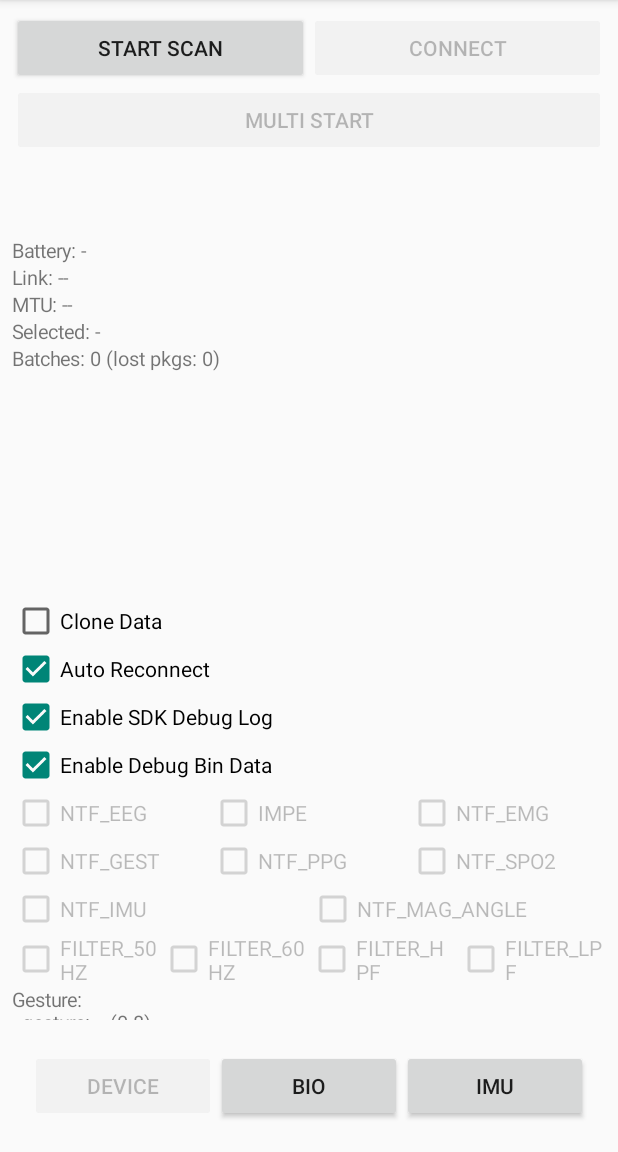
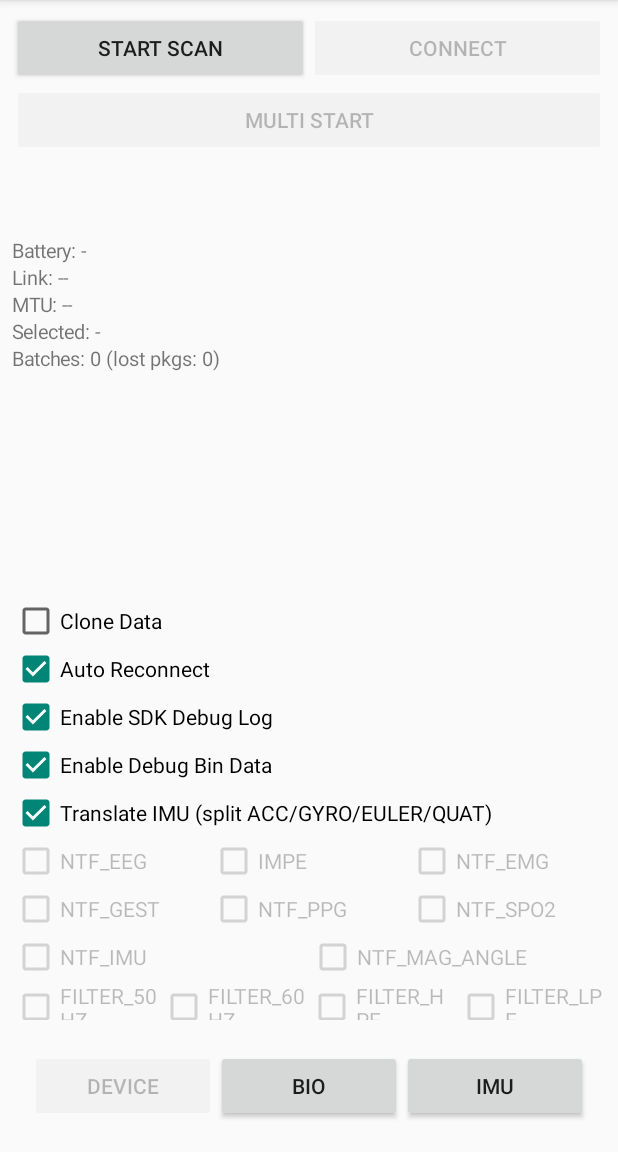
Before and after one commit to oymotion/SynchroniSDKAndroid, an Android app: the screen it shows after launch (MainActivity), on a phone screen of 412 x 824 dp, the part 84-1236 px from its top. Run offline under Robolectric (Android 15) with nearby library versions, the phone set to English and light mode, and no system bars; libraries missing offline, so code that uses them is left out: com.oymotion.sensor; 13 statements that could not run were skipped.

Commit message:
chore: 1.3.8

```diff
--- a/app/src/main/java/com/oymotion/sensorcapiktdemo/MainActivity.kt
+++ b/app/src/main/java/com/oymotion/sensorcapiktdemo/MainActivity.kt
@@ -62,7 +62,7 @@ private const val FFT_UPDATE_INTERVAL_MS = 200L
 private const val REQUEST_PICK_REPLAY_FILE = 42
 
 // The demo's own version, shown in the title.
-private const val DEMO_VERSION = "0.1.33"
+private const val DEMO_VERSION = "0.1.36"
 
 // Sample rate options offered on the Device page (Hz).
 private val SAMPLE_RATE_CANDIDATES = listOf(250, 500, 1000, 2000)
@@ -311,6 +311,7 @@ class MainActivity : Activity() {
     private lateinit var autoReconnectCheck: CheckBox
     private lateinit var debugLogCheck: CheckBox
     private lateinit var binDataCheck: CheckBox
+    private lateinit var translateImuCheck: CheckBox
     private lateinit var replayPathEdit: EditText
     private var sessionLogDir: String? = null
     private lateinit var replayBtn: Button
@@ -642,7 +643,7 @@ class MainActivity : Activity() {
         }
         page.addView(autoReconnectCheck)
 
-        // Debug log toggles, default ON.
+        // Debug toggles.
         val debugRow = LinearLayout(this).apply { orientation = LinearLayout.VERTICAL }
         debugLogCheck = CheckBox(this).apply {
             text = "Enable SDK Debug Log"
@@ -654,8 +655,15 @@ class MainActivity : Activity() {
             isChecked = true
             setOnCheckedChangeListener { _, isChecked -> onBinDataToggled(isChecked) }
         }
+        // Translate IMU switch, default ON.
+        translateImuCheck = CheckBox(this).apply {
+            text = "Translate IMU (split ACC/GYRO/EULER/QUAT)"
+            isChecked = true
+            setOnCheckedChangeListener { _, isChecked -> onTranslateImuToggled(isChecked) }
+        }
         debugRow.addView(debugLogCheck)
         debugRow.addView(binDataCheck)
+        debugRow.addView(translateImuCheck)
         page.addView(debugRow)
 
         // NTF switches targeting the current device.
@@ -1499,7 +1507,7 @@ class MainActivity : Activity() {
                     return@launch
                 }
                 // New connections inherit the current Auto Reconnect toggle.
-                prof.setAutoReconnect(autoReconnect)
+                prof.autoReconnect = autoReconnect
                 val kept = synchronized(deviceStates) { deviceStates[mac] }
                 val st = if (kept != null && !kept.isReplay && kept.profile === prof) {
                     kept
@@ -2041,12 +2049,22 @@ class MainActivity : Activity() {
         }
     }
 
+    private fun onTranslateImuToggled(checked: Boolean) {
+        val value = if (checked) "True" else "False"
+        appLog("User: translate IMU ${if (checked) "ON" else "OFF"}")
+        controller.setParam("TRANSLATE_IMU", value) { result, _ ->
+            mainHandler.post {
+                appLog("App: setParam(TRANSLATE_IMU, $value) -> $result")
+            }
+        }
+    }
+
     private fun onAutoReconnectToggled(checked: Boolean) {
         autoReconnect = checked
         appLog("User: auto reconnect ${if (checked) "ON" else "OFF"}")
         val states = synchronized(deviceStates) { deviceStates.values.toList() }
         for (st in states) {
-            if (!st.isReplay) st.profile?.setAutoReconnect(checked)
+            if (!st.isReplay) st.profile?.autoReconnect = checked
         }
     }
 
```
Also changed, not shown: 1 other file.
